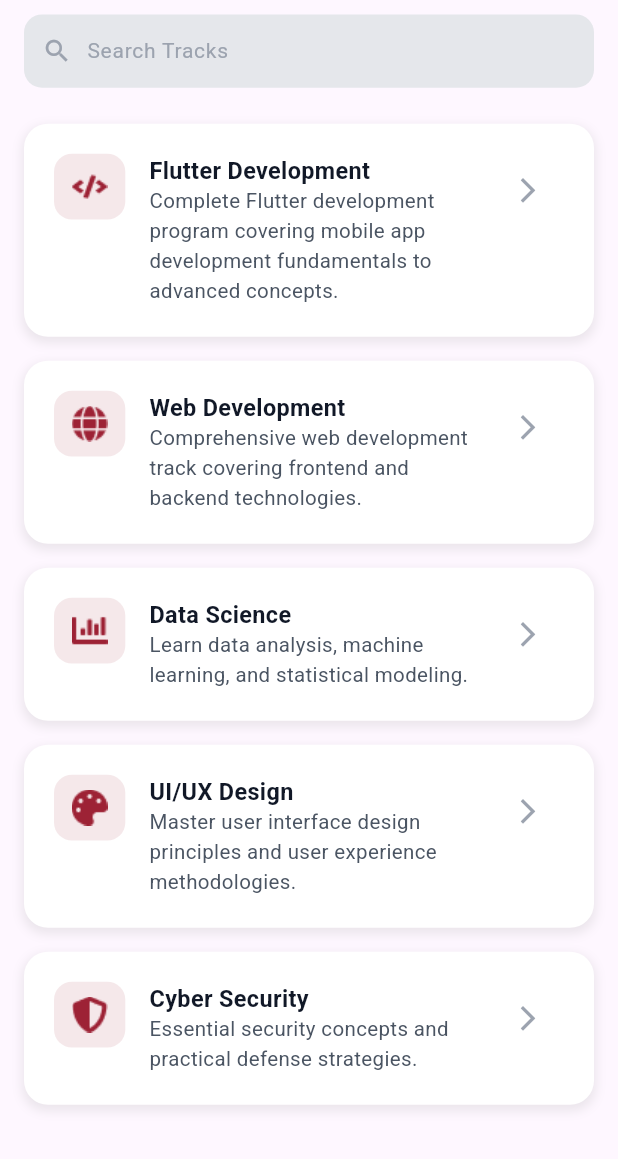
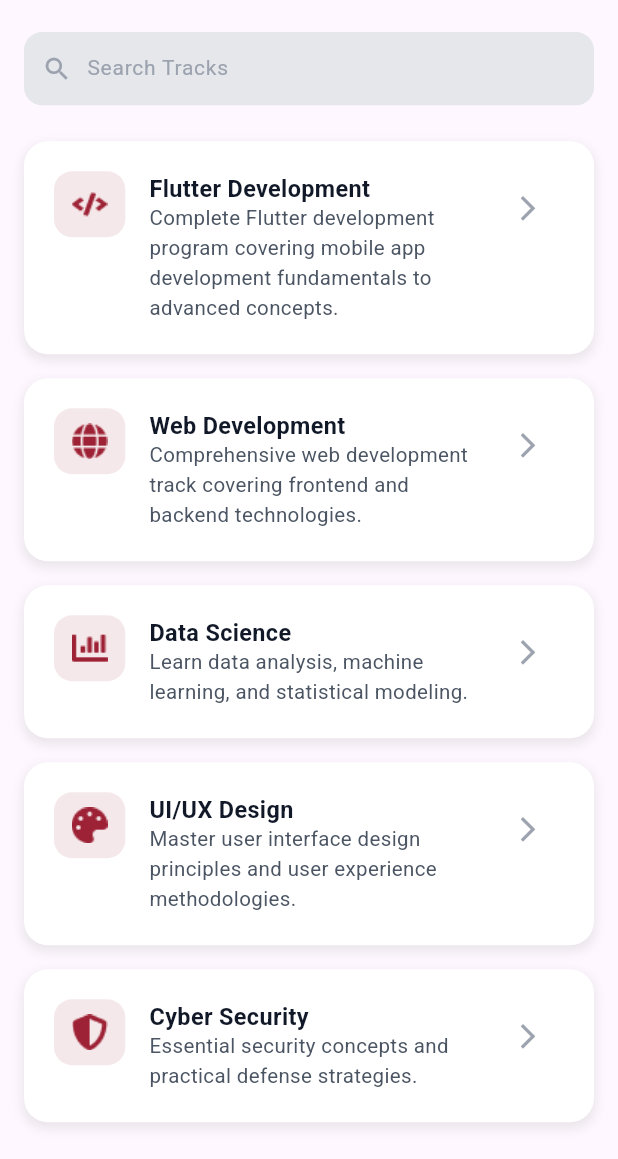
Before and after one commit to Mahmoudelnagar5/ITI---Graduation-Project, a Flutter app: the TracksView screen opened directly, on a phone screen of 412 x 824 dp, the part 77-1236 px from its top. Run offline on Flutter 3.47's test engine with Material 3 defaults, Android fonts, the phone set to English and light mode, and no system bars; our stand-ins replace bloc, device_preview, flutter_bloc, flutter_screenutil, flutter_svg, gap and 3 more; accounts and stored records are empty.

Commit message:
refactor: reorganize register state management and improve UI structure in tracks view

```diff
--- a/lib/features/Auth/controller/register_cubit/register_cubit.dart
+++ b/lib/features/Auth/controller/register_cubit/register_cubit.dart
@@ -1,5 +1,5 @@
-import 'package:final_project_iti/features/Auth/controller/cubit/auth_state.dart';
-import 'package:flutter/widgets.dart';
+import 'package:final_project_iti/features/Auth/controller/register_cubit/register_state.dart';
+import 'package:flutter/material.dart';
 import 'package:flutter_bloc/flutter_bloc.dart';
 
 class RegisterCubit extends Cubit<RegisterState> {
--- a/lib/features/home/presentation/views/tracks_view.dart
+++ b/lib/features/home/presentation/views/tracks_view.dart
@@ -8,6 +8,8 @@ class TracksView extends StatelessWidget {
 
   @override
   Widget build(BuildContext context) {
-    return const Scaffold(appBar: CustomAppBar(), body: TrackViewBody());
+    return const SafeArea(
+      child: Scaffold(appBar: CustomAppBar(), body: TrackViewBody()),
+    );
   }
 }
--- a/lib/features/home/presentation/views/widgets/tracks_view_body.dart
+++ b/lib/features/home/presentation/views/widgets/tracks_view_body.dart
@@ -1,5 +1,6 @@
 import 'package:final_project_iti/features/home/presentation/views/search_widget.dart';
 import 'package:flutter/material.dart';
+import 'package:flutter_screenutil/flutter_screenutil.dart';
 import 'package:gap/gap.dart';
 
 import 'search_text_field.dart';
@@ -10,15 +11,16 @@ class TrackViewBody extends StatelessWidget {
 
   @override
   Widget build(BuildContext context) {
-    return const Padding(
-      padding: EdgeInsets.symmetric(horizontal: 16.0),
+    return Padding(
+      padding: const EdgeInsets.symmetric(horizontal: 16.0),
       child: Column(
         crossAxisAlignment: CrossAxisAlignment.start,
         children: [
-          SearchWidget(hintText: 'Search Tracks'),
+          Gap(12.h),
+          const SearchWidget(hintText: 'Search Tracks'),
           // SearchTextField(hintText: 'Search tracks...'),
-          Gap(24),
-          Expanded(child: TracksListView()),
+          const Gap(24),
+          const Expanded(child: TracksListView()),
         ],
       ),
     );
```
Also changed, not shown: lib/features/Auth/controller/register_cubit/register_state.dart (renamed from lib/features/Auth/controller/register_cubit/auth_state.dart).
